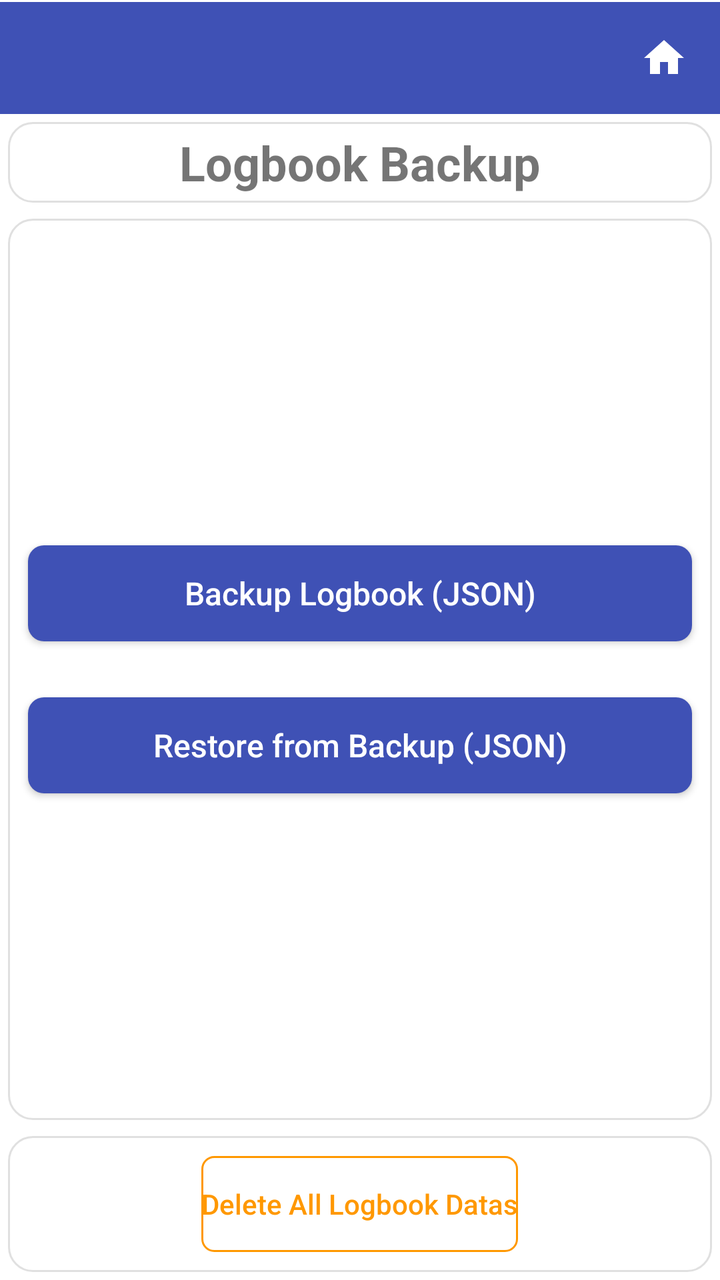
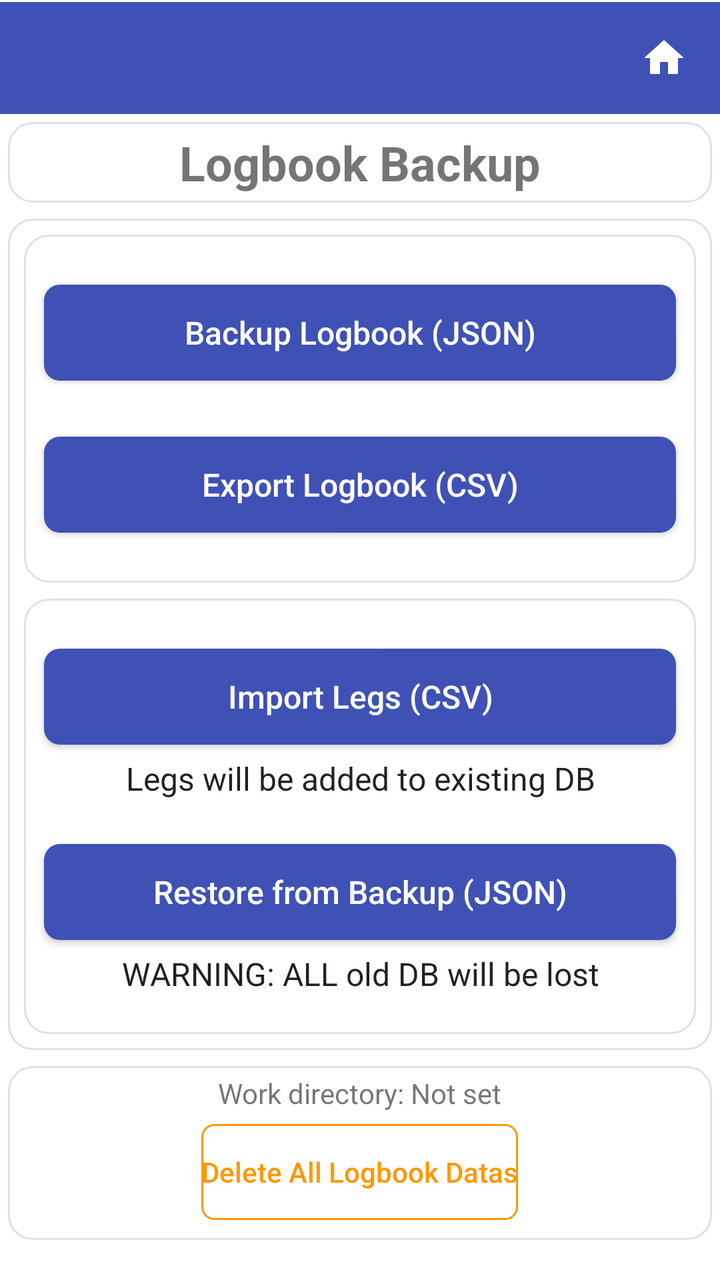

An Android layout rendered at two revisions. The XML below is the earlier revision; the diff shows what the commit changed to produce the second picture.
<!-- AndroidManifest.xml: application theme Theme.StripToLogbook.View -->
<!-- res/layout/activity_backup.xml -->
<?xml version="1.0" encoding="utf-8"?>
<LinearLayout xmlns:android="http://schemas.android.com/apk/res/android"
    android:layout_width="match_parent"
    android:layout_height="match_parent"
    android:orientation="vertical">

    
    <include layout="@layout/view_app_toolbar" />

    
    <LinearLayout
        style="@style/Card.Surface"
        android:layout_width="match_parent"
        android:layout_height="wrap_content"
        android:autoSizeTextType="uniform"
        android:orientation="vertical"
        android:gravity="center">

        <TextView
            android:layout_width="wrap_content"
            android:layout_height="wrap_content"
            android:layout_gravity="center"
            android:text="Logbook Backup"
            android:textSize="24sp"
            android:textStyle="bold" />

    </LinearLayout>

    <LinearLayout
        style="@style/Card.Surface"
        android:gravity="center"
        android:layout_width="match_parent"
        android:layout_height="0dp"
        android:layout_weight="1"
        android:layout_marginTop="6dp">

        <LinearLayout
            android:layout_width="match_parent"
            android:layout_height="wrap_content"
            android:orientation="vertical">

            <Button
                android:id="@+id/btn_backup_json"
                style="@style/PrimaryButtonStyle"
                android:layout_width="match_parent"
                android:layout_height="wrap_content"
                android:text="Backup Logbook (JSON)" />

            <Space
                android:layout_width="match_parent"
                android:layout_height="16dp" />

            <Button
                android:id="@+id/btn_restore"
                style="@style/PrimaryButtonStyle"
                android:layout_width="match_parent"
                android:layout_height="wrap_content"
                android:text="Restore from Backup (JSON)" />

        </LinearLayout>
    </LinearLayout>

    
    <LinearLayout
        style="@style/Card.Surface"
        android:layout_width="match_parent"
        android:layout_height="wrap_content"
        android:gravity="center"
        android:orientation="horizontal"
        android:layout_marginBottom="30dp" >

        <Button
            android:id="@+id/btn_delete_all"
            style="@style/SecondaryButtonWarningStyle"
            android:layout_width="wrap_content"
            android:layout_height="wrap_content"
            android:text="Delete All Logbook Datas" />

    </LinearLayout>

</LinearLayout>
<!-- res/layout/view_app_toolbar.xml (included above) -->
<?xml version="1.0" encoding="utf-8"?>
<LinearLayout xmlns:android="http://schemas.android.com/apk/res/android"
    android:id="@+id/toolbar_container"
    android:layout_width="match_parent"
    android:layout_height="wrap_content"
    android:orientation="vertical"
    android:background="@color/colorPrimary">

    <View
        android:id="@+id/status_bar_spacer"
        android:layout_width="match_parent"
        android:layout_height="0dp"
        android:background="@color/colorPrimary" />

    <View
        android:layout_width="match_parent"
        android:layout_height="1dp"
        android:background="@color/surface" />

    <LinearLayout
        android:layout_width="match_parent"
        android:layout_height="wrap_content"
        android:orientation="horizontal"
        android:gravity="center_vertical"
        android:background="@color/colorPrimary">

        <androidx.appcompat.widget.Toolbar
            android:id="@+id/toolbar"
            style="@style/ToolbarStyle"
            android:layout_width="0dp"
            android:layout_height="wrap_content"
            android:layout_weight="1"
            android:background="@color/colorPrimary"
            android:minHeight="?attr/actionBarSize" />

        <ImageButton
            android:id="@+id/btn_home"
            android:layout_width="?attr/actionBarSize"
            android:layout_height="?attr/actionBarSize"
            android:background="?attr/selectableItemBackgroundBorderless"
            android:contentDescription="Home"
            android:src="@drawable/ic_home" />
    </LinearLayout>
</LinearLayout>
<!-- resources referenced by this layout -->
<resources>
  <color name="colorPrimary">#3F51B5</color>
  <color name="surface">#FFFFFFFF</color>
  <!-- drawable ic_home (drawable) -->
  <?xml version="1.0" encoding="utf-8"?>
  <vector xmlns:android="http://schemas.android.com/apk/res/android"
      android:width="24dp"
      android:height="24dp"
      android:viewportWidth="24"
      android:viewportHeight="24">
      <path
          android:fillColor="@color/surface"
          android:pathData="M10,20v-6h4v6h5v-8h3L12,3 2,12h3v8z" />
  </vector>
  <style name="Card.Surface">
          <item name="android:background">@drawable/bg_card</item>
          <item name="android:padding">4dp</item>
          <item name="android:layout_margin">4dp</item>
      </style>
  <style name="ToolbarStyle" parent="Widget.AppCompat.Toolbar">
          <item name="android:background">@color/colorPrimary</item>
          <item name="titleTextAppearance">@style/ToolbarTitleStyle</item>
      </style>
  <!-- drawable bg_card (drawable) -->
  <?xml version="1.0" encoding="utf-8"?>
  <shape xmlns:android="http://schemas.android.com/apk/res/android">
      <solid android:color="@color/surface" />
      <corners android:radius="12dp" />
      <stroke android:width="1dp"
          android:color="@color/border" />
  </shape>
  <!-- drawable bg_button_primary (drawable) -->
  <?xml version="1.0" encoding="utf-8"?>
  <shape xmlns:android="http://schemas.android.com/apk/res/android">
      <solid android:color="@color/colorPrimary" />
      <corners android:radius="8dp" />
  </shape>
  <!-- drawable bg_button_warning (drawable) -->
  <?xml version="1.0" encoding="utf-8"?>
  <shape xmlns:android="http://schemas.android.com/apk/res/android">
      <solid android:color="@android:color/transparent" />
      <stroke android:width="1dp" android:color="@color/warning" />
      <corners android:radius="6dp" />
  </shape>
  <color name="warning">#FF9800</color>
  <style name="ToolbarTitleStyle" parent="Widget.AppCompat.EditText">
          
          <item name="android:textColor">@color/surface</item>
          <item name="tint">@android:color/white</item>
      </style>
  <color name="purple_500">#FF6200EE</color>
  <color name="purple_700">#FF3700B3</color>
  <color name="teal_200">#FF03DAC5</color>
  <color name="dropdown_background">#FFFFFFFF</color>
  <style name="NoBackgroundTextView" parent="Widget.AppCompat.TextView">
          <item name="android:background">@null</item>
      </style>
  <style name="MyAutoCompleteTextViewStyle" parent="Widget.AppCompat.AutoCompleteTextView">
          <item name="android:textSize">16sp</item>
          <item name="android:textColor">@color/text_primary</item>
          <item name="android:fontFamily">sans-serif</item>
          <item name="android:popupBackground">@color/dropdown_background</item>
      </style>
  <style name="ToolbarNavButtonStyle" parent="Widget.AppCompat.Toolbar.Button.Navigation">
          <item name="android:tint">@color/surface</item>
      </style>
  <color name="border">#E0E0E0</color>
  <!-- drawable edittext_background (drawable) -->
  <selector xmlns:android="http://schemas.android.com/apk/res/android">
      <item android:state_enabled="false"
          android:drawable="@android:color/transparent" />
      <item android:drawable="@drawable/edittext_background_shape" />
  
  
  
  </selector>
  <color name="text_primary">#DE000000</color>
  <!-- drawable edittext_background_shape (drawable) -->
  <shape xmlns:android="http://schemas.android.com/apk/res/android">
      <solid android:color="@color/edittext_background_color" />
      <corners android:radius="4dp" />
      
      <stroke android:width="1dp" android:color="@color/edittext_stroke_color" />
  </shape>
  <color name="edittext_background_color">#F5F5F5</color>
  <color name="edittext_stroke_color">#DDDDDD</color>
  <!-- unchanged entries left out for length: 4 -->
</resources>

<!-- the commit's change to res/layout/activity_backup.xml (unified diff, before → after) -->
@@ -2,7 +2,8 @@
 <LinearLayout xmlns:android="http://schemas.android.com/apk/res/android"
     android:layout_width="match_parent"
     android:layout_height="match_parent"
-    android:orientation="vertical">
+    android:orientation="vertical"
+    android:paddingBottom="16dp">
 
     
     <include layout="@layout/view_app_toolbar" />
@@ -13,8 +14,8 @@
         android:layout_width="match_parent"
         android:layout_height="wrap_content"
         android:autoSizeTextType="uniform"
-        android:orientation="vertical"
-        android:gravity="center">
+        android:gravity="center"
+        android:orientation="vertical">
 
         <TextView
             android:layout_width="wrap_content"
@@ -28,15 +29,19 @@
 
     <LinearLayout
         style="@style/Card.Surface"
-        android:gravity="center"
         android:layout_width="match_parent"
         android:layout_height="0dp"
+        android:layout_marginTop="6dp"
         android:layout_weight="1"
-        android:layout_marginTop="6dp">
+        android:gravity="center"
+        android:orientation="vertical">
 
         <LinearLayout
+            style="@style/Card.Surface"
             android:layout_width="match_parent"
             android:layout_height="wrap_content"
+            android:layout_weight="1"
+            android:gravity="center"
             android:orientation="vertical">
 
             <Button
@@ -51,11 +56,55 @@
                 android:layout_height="16dp" />
 
             <Button
-                android:id="@+id/btn_restore"
+                android:id="@+id/btn_export_csv"
+                style="@style/PrimaryButtonStyle"
+                android:layout_width="match_parent"
+                android:layout_height="wrap_content"
+                android:text="Export Logbook (CSV)" />
+
+
+        </LinearLayout>
+
+        <LinearLayout
+            style="@style/Card.Surface"
+            android:layout_width="match_parent"
+            android:layout_height="wrap_content"
+            android:layout_weight="1"
+            android:gravity="center"
+            android:orientation="vertical">
+
+            <Button
+                android:id="@+id/btn_import_csv"
+                style="@style/PrimaryButtonStyle"
+                android:layout_width="match_parent"
+                android:layout_height="wrap_content"
+                android:text="Import Legs (CSV)" />
+
+            <TextView
+                style="@style/TextAppearance.AppCompat.Body1"
+                android:layout_width="wrap_content"
+                android:layout_height="wrap_content"
+                android:gravity="center"
+                android:text="Legs will be added to existing DB" />
+
+            <Space
+                android:layout_width="match_parent"
+                android:layout_height="16dp" />
+
+            <Button
+                android:id="@+id/btn_restore_json"
                 style="@style/PrimaryButtonStyle"
                 android:layout_width="match_parent"
                 android:layout_height="wrap_content"
                 android:text="Restore from Backup (JSON)" />
+
+            <TextView
+                style="@style/TextAppearance.AppCompat.Body1"
+                android:layout_width="wrap_content"
+                android:layout_height="wrap_content"
+                android:gravity="center"
+                android:text="WARNING: ALL old DB will be lost" />
+
 
         </LinearLayout>
     </LinearLayout>
@@ -65,9 +114,16 @@
         style="@style/Card.Surface"
         android:layout_width="match_parent"
         android:layout_height="wrap_content"
+        android:layout_marginBottom="30dp"
         android:gravity="center"
-        android:orientation="horizontal"
-        android:layout_marginBottom="30dp" >
+        android:orientation="vertical">
+
+        <TextView
+            android:id="@+id/txt_work_directory"
+            android:layout_width="wrap_content"
+            android:layout_height="wrap_content"
+            android:gravity="center"
+            android:text="Work directory: Not set" />
 
         <Button
             android:id="@+id/btn_delete_all"
<!-- resource entries referenced after the edit -->
@@ -17,6 +17,11 @@
           <item name="android:background">@drawable/bg_card</item>
           <item name="android:padding">4dp</item>
           <item name="android:layout_margin">4dp</item>
+      </style>
+  <style name="TextAppearance.AppCompat.Body1" parent="TextAppearance.AppCompat">
+          <item name="android:textSize">16sp</item>
+          <item name="android:textColor">@color/text_primary</item>
+          <item name="android:fontFamily">sans-serif</item>
       </style>
   <style name="ToolbarStyle" parent="Widget.AppCompat.Toolbar">
           <item name="android:background">@color/colorPrimary</item>
